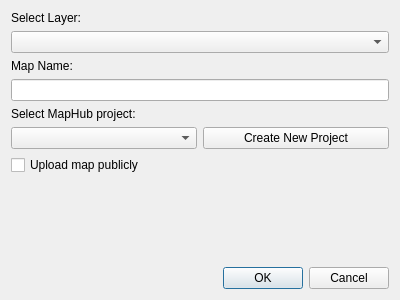
This is ui/UploadMapDialog.ui in maphub-co/maphub-qgis as Qt 5 draws it before an edit. The edited form follows.
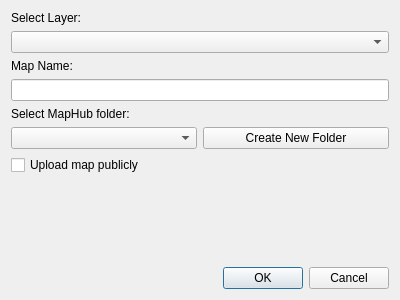
This is the edited form.

Commit message: ♻️ [folders] Rename projects to folders and update related logic across components

Diff of the .ui file:
```diff
--- a/ui/UploadMapDialog.ui
+++ b/ui/UploadMapDialog.ui
@@ -37,7 +37,7 @@
             <item>
                 <widget class="QLabel" name="label_project">
                     <property name="text">
-                        <string>Select MapHub project:</string>
+                        <string>Select MapHub folder:</string>
                     </property>
                 </widget>
             </item>
@@ -49,7 +49,7 @@
                     <item>
                         <widget class="QPushButton" name="btn_create_project">
                             <property name="text">
-                                <string>Create New Project</string>
+                                <string>Create New Folder</string>
                             </property>
                         </widget>
                     </item>
```
Left out of the diff: 8 changed lines with no effect on the pictures. The commit also changes 10 other files.
